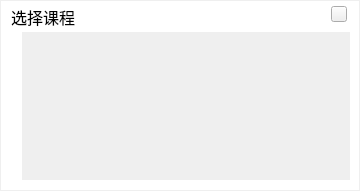
Before: the Qt Designer form qatime-studio/UILivelessonwnd.ui in chuanjiabao1981/qatime-win, drawn with Qt 5.
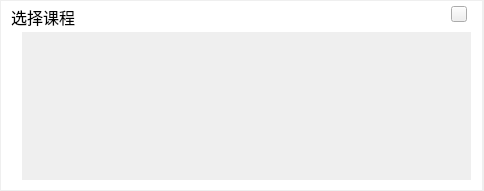
After: the same form once the commit is applied.

Diff of the .ui file:
```diff
--- a/qatime-studio/UILivelessonwnd.ui
+++ b/qatime-studio/UILivelessonwnd.ui
@@ -6,7 +6,7 @@
    <rect>
     <x>0</x>
     <y>0</y>
-    <width>360</width>
+    <width>484</width>
     <height>191</height>
    </rect>
   </property>
@@ -50,7 +50,7 @@
      <widget class="QPushButton" name="pushButton">
       <property name="geometry">
        <rect>
-        <x>330</x>
+        <x>450</x>
         <y>5</y>
         <width>16</width>
         <height>16</height>
@@ -65,7 +65,7 @@
        <rect>
         <x>20</x>
         <y>30</y>
-        <width>330</width>
+        <width>451</width>
         <height>150</height>
        </rect>
       </property>
@@ -80,7 +80,7 @@
         <rect>
          <x>0</x>
          <y>0</y>
-         <width>328</width>
+         <width>449</width>
          <height>148</height>
         </rect>
        </property>
@@ -91,7 +91,7 @@
        <rect>
         <x>0</x>
         <y>0</y>
-        <width>358</width>
+        <width>481</width>
         <height>191</height>
        </rect>
       </property>
@@ -107,7 +107,7 @@
        <rect>
         <x>0</x>
         <y>0</y>
-        <width>358</width>
+        <width>481</width>
         <height>30</height>
        </rect>
       </property>
```
